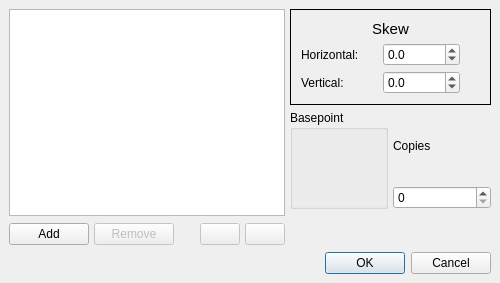
Old version of the form scribus/ui/transformdialogbase.ui in the repository scribusproject/scribus.
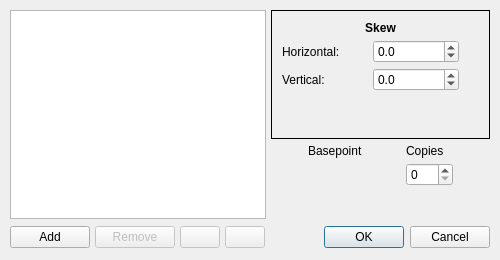
New version of the form. The open tabs and pages were chosen to show the change. Custom widgets are drawn as their Qt base class.

Commit message: Make Item Transform dialog a bit less ugly

What changed in the file:
```diff
--- a/scribus/ui/transformdialogbase.ui
+++ b/scribus/ui/transformdialogbase.ui
@@ -7,7 +7,7 @@
     <x>0</x>
     <y>0</y>
     <width>500</width>
-    <height>283</height>
+    <height>260</height>
    </rect>
   </property>
   <property name="minimumSize">
@@ -19,96 +19,14 @@
   <property name="windowTitle">
    <string>Transform</string>
   </property>
-  <layout class="QVBoxLayout">
-   <property name="leftMargin">
-    <number>9</number>
-   </property>
-   <property name="topMargin">
-    <number>9</number>
-   </property>
-   <property name="rightMargin">
-    <number>9</number>
-   </property>
-   <property name="bottomMargin">
-    <number>9</number>
-   </property>
+  <layout class="QVBoxLayout" name="verticalLayout_4">
    <item>
-    <layout class="QHBoxLayout">
+    <layout class="QHBoxLayout" name="horizontalLayout_2">
      <item>
-      <layout class="QVBoxLayout">
-       <item>
-        <widget class="QListWidget" name="transformSelector"/>
-       </item>
-       <item>
-        <layout class="QHBoxLayout">
-         <item>
-          <widget class="QPushButton" name="buttonAdd">
-           <property name="sizePolicy">
-            <sizepolicy hsizetype="Minimum" vsizetype="Fixed">
-             <horstretch>0</horstretch>
-             <verstretch>0</verstretch>
-            </sizepolicy>
-           </property>
-           <property name="text">
-            <string>Add</string>
-           </property>
-          </widget>
-         </item>
-         <item>
-          <widget class="QPushButton" name="buttonRemove">
-           <property name="enabled">
-            <bool>false</bool>
-           </property>
-           <property name="text">
-            <string>Remove</string>
-           </property>
-          </widget>
-         </item>
-         <item>
-          <spacer>
-           <property name="orientation">
-            <enum>Qt::Horizontal</enum>
-           </property>
-           <property name="sizeHint" stdset="0">
-            <size>
-             <width>21</width>
-             <height>26</height>
-            </size>
-           </property>
-          </spacer>
-         </item>
-         <item>
-          <widget class="QPushButton" name="buttonUp">
-           <property name="enabled">
-            <bool>false</bool>
-           </property>
-           <property name="text">
-            <string/>
-           </property>
-          </widget>
-         </item>
-         <item>
-          <widget class="QPushButton" name="buttonDown">
-           <property name="enabled">
-            <bool>false</bool>
-           </property>
-           <property name="sizePolicy">
-            <sizepolicy hsizetype="Fixed" vsizetype="Fixed">
-             <horstretch>0</horstretch>
-             <verstretch>0</verstretch>
-            </sizepolicy>
-           </property>
-           <property name="text">
-            <string/>
-           </property>
-          </widget>
-         </item>
-        </layout>
-       </item>
-      </layout>
+      <widget class="QListWidget" name="transformSelector"/>
      </item>
      <item>
-      <layout class="QVBoxLayout">
+      <layout class="QVBoxLayout" name="verticalLayout_3">
        <item>
         <widget class="QStackedWidget" name="transformStack">
          <property name="sizePolicy">
@@ -127,30 +45,15 @@
           <enum>QFrame::Panel</enum>
          </property>
          <property name="currentIndex">
-          <number>0</number>
+          <number>2</number>
          </property>
          <widget class="QWidget" name="blankPage"/>
          <widget class="QWidget" name="pageScale">
           <layout class="QGridLayout">
-           <item row="0" column="0" colspan="3">
-            <widget class="QLabel" name="ScalingStackLabel">
-             <property name="font">
-              <font>
-               <pointsize>11</pointsize>
-              </font>
-             </property>
+           <item row="2" column="0">
+            <widget class="QLabel" name="verticalScaleLabel">
              <property name="text">
-              <string>Scaling</string>
-             </property>
-             <property name="alignment">
-              <set>Qt::AlignCenter</set>
-             </property>
-            </widget>
-           </item>
-           <item row="1" column="0">
-            <widget class="QLabel" name="horizontalScaleLabel">
-             <property name="text">
-              <string>Horizontal:</string>
+              <string>Vertical:</string>
              </property>
             </widget>
            </item>
@@ -171,55 +74,17 @@
              <property name="suffix">
               <string> %</string>
              </property>
+             <property name="decimals">
+              <number>1</number>
+             </property>
              <property name="minimum">
-              <number>0</number>
+              <double>0.000000000000000</double>
              </property>
              <property name="maximum">
-              <number>1000</number>
+              <double>1000.000000000000000</double>
              </property>
              <property name="value">
-              <number>100</number>
-             </property>
-             <property name="decimals" stdset="0">
-              <number>1</number>
-             </property>
-            </widget>
-           </item>
-           <item row="1" column="2" rowspan="2">
-            <widget class="LinkButton" name="scaleLink">
-             <property name="sizePolicy">
-              <sizepolicy hsizetype="Fixed" vsizetype="Preferred">
-               <horstretch>0</horstretch>
-               <verstretch>0</verstretch>
-              </sizepolicy>
-             </property>
-             <property name="minimumSize">
-              <size>
-               <width>15</width>
-               <height>0</height>
-              </size>
-             </property>
-             <property name="maximumSize">
-              <size>
-               <width>15</width>
-               <height>16777215</height>
-              </size>
-             </property>
-             <property name="text">
-              <string/>
-             </property>
-             <property name="checkable">
-              <bool>true</bool>
-             </property>
-             <property name="autoRaise">
-              <bool>true</bool>
-             </property>
-            </widget>
-           </item>
-           <item row="2" column="0">
-            <widget class="QLabel" name="verticalScaleLabel">
-             <property name="text">
-              <string>Vertical:</string>
+              <double>100.000000000000000</double>
              </property>
             </widget>
            </item>
@@ -240,39 +105,91 @@
              <property name="suffix">
               <string> %</string>
              </property>
+             <property name="decimals">
+              <number>1</number>
+             </property>
              <property name="minimum">
-              <number>0</number>
+              <double>0.000000000000000</double>
              </property>
              <property name="maximum">
-              <number>1000</number>
+              <double>1000.000000000000000</double>
              </property>
              <property name="value">
-              <number>100</number>
+              <double>100.000000000000000</double>
              </property>
-             <property name="decimals" stdset="0">
-              <number>1</number>
+            </widget>
+           </item>
+           <item row="1" column="0">
+            <widget class="QLabel" name="horizontalScaleLabel">
+             <property name="text">
+              <string>Horizontal:</string>
              </property>
             </widget>
            </item>
+           <item row="1" column="2" rowspan="2">
+            <widget class="LinkButton" name="scaleLink">
+             <property name="sizePolicy">
+              <sizepolicy hsizetype="Fixed" vsizetype="Preferred">
+               <horstretch>0</horstretch>
+               <verstretch>0</verstretch>
+              </sizepolicy>
+             </property>
+             <property name="minimumSize">
+              <size>
+               <width>15</width>
+               <height>0</height>
+              </size>
+             </property>
+             <property name="maximumSize">
+              <size>
+               <width>15</width>
+               <height>16777215</height>
+              </size>
+             </property>
+             <property name="text">
+              <string/>
+             </property>
+             <property name="checkable">
+              <bool>true</bool>
+             </property>
+             <property name="autoRaise">
+              <bool>true</bool>
+             </property>
+            </widget>
+           </item>
+           <item row="0" column="0" colspan="3">
+            <widget class="QLabel" name="ScalingStackLabel">
+             <property name="font">
+              <font>
+               <weight>75</weight>
+               <bold>true</bold>
+              </font>
+             </property>
+             <property name="text">
+              <string>Scaling</string>
+             </property>
+             <property name="alignment">
+              <set>Qt::AlignCenter</set>
+             </property>
+            </widget>
+           </item>
+           <item row="3" column="1">
+            <spacer name="verticalSpacer_5">
+             <property name="orientation">
+              <enum>Qt::Vertical</enum>
+             </property>
+             <property name="sizeHint" stdset="0">
+              <size>
+               <width>20</width>
+               <height>40</height>
+              </size>
+             </property>
+            </spacer>
+           </item>
           </layout>
          </widget>
          <widget class="QWidget" name="pageTranslate">
           <layout class="QGridLayout">
-           <item row="0" column="0" colspan="2">
-            <widget class="QLabel" name="TranslationStackLabel">
-             <property name="font">
-              <font>
-               <pointsize>11</pointsize>
-              </font>
-             </property>
-             <property name="text">
-              <string>Translation</string>
-             </property>
-             <property name="alignment">
-              <set>Qt::AlignCenter</set>
-             </property>
-            </widget>
-           </item>
            <item row="1" column="0">
             <widget class="QLabel" name="translateHorizontalLabel">
              <property name="text">
@@ -283,10 +200,10 @@
            <item row="1" column="1">
             <widget class="ScrSpinBox" name="translateHorizontal">
              <property name="minimum">
-              <number>-30000</number>
+              <double>-30000.000000000000000</double>
              </property>
              <property name="maximum">
-              <number>30000</number>
+              <double>30000.000000000000000</double>
              </property>
             </widget>
            </item>
@@ -297,16 +214,45 @@
              </property>
             </widget>
            </item>
+           <item row="0" column="0" colspan="2">
+            <widget class="QLabel" name="TranslationStackLabel">
+             <property name="font">
+              <font>
+               <weight>75</weight>
+               <bold>true</bold>
+              </font>
+             </property>
+             <property name="text">
+              <string>Translation</string>
+             </property>
+             <property name="alignment">
+              <set>Qt::AlignCenter</set>
+             </property>
+            </widget>
+           </item>
            <item row="2" column="1">
             <widget class="ScrSpinBox" name="translateVertical">
              <property name="minimum">
-              <number>-30000</number>
+              <double>-30000.000000000000000</double>
              </property>
              <property name="maximum">
-              <number>30000</number>
+              <double>30000.000000000000000</double>
              </property>
             </widget>
            </item>
+           <item row="3" column="0">
+            <spacer name="verticalSpacer_6">
+             <property name="orientation">
+              <enum>Qt::Vertical</enum>
+             </property>
+             <property name="sizeHint" stdset="0">
+              <size>
+               <width>20</width>
+               <height>40</height>
+              </size>
+             </property>
+            </spacer>
+           </item>
           </layout>
          </widget>
          <widget class="QWidget" name="pageRotate">
@@ -315,7 +261,8 @@
             <widget class="QLabel" name="RotateStackLabel">
              <property name="font">
               <font>
-               <pointsize>11</pointsize>
+               <weight>75</weight>
+               <bold>true</bold>
               </font>
              </property>
              <property name="text">
@@ -326,6 +273,19 @@
              </property>
             </widget>
            </item>
+           <item row="2" column="1">
+            <spacer name="verticalSpacer_3">
+             <property name="orientation">
+              <enum>Qt::Vertical</enum>
+             </property>
+             <property name="sizeHint" stdset="0">
+              <size>
+               <width>20</width>
+               <height>40</height>
+              </size>
+             </property>
+            </spacer>
+           </item>
            <item row="1" column="0">
             <widget class="QLabel" name="rotationValueLabel">
              <property name="text">
@@ -335,14 +295,14 @@
            </item>
            <item row="1" column="1">
             <widget class="ScrSpinBox" name="rotationValue">
+             <property name="decimals">
+              <number>1</number>
+             </property>
              <property name="minimum">
-              <number>-360</number>
+              <double>-360.000000000000000</double>
              </property>
              <property name="maximum">
-              <number>360</number>
-             </property>
-             <property name="decimals" stdset="0">
-              <number>1</number>
+              <double>360.000000000000000</double>
              </property>
             </widget>
            </item>
@@ -350,41 +310,6 @@
          </widget>
          <widget class="QWidget" name="Seite">
           <layout class="QGridLayout">
-           <item row="0" column="0" colspan="3">
-            <widget class="QLabel" name="SkewStackLabel">
-             <property name="font">
-              <font>
-               <pointsize>11</pointsize>
-              </font>
-             </property>
-             <property name="text">
-              <string>Skew</string>
-             </property>
-             <property name="alignment">
-              <set>Qt::AlignCenter</set>
-             </property>
-            </widget>
-           </item>
-           <item row="1" column="0">
-            <widget class="QLabel" name="horizontalSkewLabel">
-             <property name="text">
-              <string>Horizontal:</string>
-             </property>
-            </widget>
-           </item>
-           <item row="1" column="1">
-            <widget class="ScrSpinBox" name="horizontalSkew">
-             <property name="minimum">
-              <number>-89</number>
-             </property>
-             <property name="maximum">
-              <number>89</number>
-             </property>
-             <property name="decimals" stdset="0">
-              <number>1</number>
-             </property>
-            </widget>
-           </item>
            <item row="1" column="2" rowspan="2">
             <widget class="LinkButton" name="linkSkew">
              <property name="sizePolicy">
@@ -416,53 +341,143 @@
              </property>
             </widget>
            </item>
-           <item row="2" column="0">
-            <widget class="QLabel" name="verticalSkewLabel">
+           <item row="1" column="1">
+            <widget class="ScrSpinBox" name="horizontalSkew">
+             <property name="decimals">
+              <number>1</number>
+             </property>
+             <property name="minimum">
+              <double>-89.000000000000000</double>
+             </property>
+             <property name="maximum">
+              <double>89.000000000000000</double>
+             </property>
+            </widget>
+           </item>
+           <item row="1" column="0">
+            <widget class="QLabel" name="horizontalSkewLabel">
              <property name="text">
-              <string>Vertical:</string>
+              <string>Horizontal:</string>
              </property>
             </widget>
            </item>
            <item row="2" column="1">
             <widget class="ScrSpinBox" name="verticalSkew">
+             <property name="decimals">
+              <number>1</number>
+             </property>
              <property name="minimum">
-              <number>-89</number>
+              <double>-89.000000000000000</double>
              </property>
              <property name="maximum">
-              <number>89</number>
+              <double>89.000000000000000</double>
              </property>
-             <property name="decimals" stdset="0">
-              <number>1</number>
+            </widget>
+           </item>
+           <item row="2" column="0">
+            <widget class="QLabel" name="verticalSkewLabel">
+             <property name="text">
+              <string>Vertical:</string>
              </property>
             </widget>
            </item>
+           <item row="0" column="0" colspan="3">
+            <widget class="QLabel" name="SkewStackLabel">
+             <property name="font">
+              <font>
+               <weight>75</weight>
+               <bold>true</bold>
+              </font>
+             </property>
+             <property name="text">
+              <string>Skew</string>
+             </property>
+             <property name="alignment">
+              <set>Qt::AlignCenter</set>
+             </property>
+            </widget>
+           </item>
+           <item row="3" column="1">
+            <spacer name="verticalSpacer_4">
+             <property name="orientation">
+              <enum>Qt::Vertical</enum>
+             </property>
+             <property name="sizeHint" stdset="0">
+              <size>
+               <width>20</width>
+               <height>40</height>
+              </size>
+             </property>
+            </spacer>
+           </item>
           </layout>
          </widget>
         </widget>
        </item>
        <item>
-        <layout class="QHBoxLayout">
+        <layout class="QHBoxLayout" name="horizontalLayout">
          <item>
-          <widget class="QGroupBox" name="RotationGroup">
-           <property name="title">
-            <string>Basepoint</string>
+          <spacer name="horizontalSpacer">
+           <property name="orientation">
+            <enum>Qt::Horizontal</enum>
            </property>
-           <layout class="QVBoxLayout">
-            <item>
-             <widget class="BasePointWidget" name="basePoint" native="true">
-              <property name="minimumSize">
-               <size>
-                <width>56</width>
-                <height>56</height>
-               </size>
-              </property>
-             </widget>
-            </item>
-           </layout>
-          </widget>
+           <property name="sizeHint" stdset="0">
+            <size>
+             <width>0</width>
+             <height>0</height>
+            </size>
+           </property>
+          </spacer>
          </item>
          <item>
-          <layout class="QVBoxLayout">
+          <layout class="QVBoxLayout" name="verticalLayout">
+           <item>
+            <widget class="QLabel" name="label_10">
+             <property name="text">
+              <string>Basepoint</string>
+             </property>
+            </widget>
+           </item>
+           <item>
+            <widget class="BasePointWidget" name="basePoint" native="true">
+             <property name="minimumSize">
+              <size>
+               <width>56</width>
+               <height>56</height>
+              </size>
+             </property>
+            </widget>
+           </item>
+           <item>
+            <spacer name="verticalSpacer_2">
+             <property name="orientation">
+              <enum>Qt::Vertical</enum>
+             </property>
+             <property name="sizeHint" stdset="0">
+              <size>
+               <width>0</width>
+               <height>0</height>
+              </size>
+             </property>
+            </spacer>
+           </item>
+          </layout>
+         </item>
+         <item>
+          <spacer name="horizontalSpacer_3">
+           <property name="orientation">
+            <enum>Qt::Horizontal</enum>
+           </property>
+           <property name="sizeHint" stdset="0">
+            <size>
+             <width>0</width>
+             <height>0</height>
+            </size>
+           </property>
+          </spacer>
+         </item>
+         <item>
+          <layout class="QVBoxLayout" name="verticalLayout_2">
            <item>
             <widget class="QLabel" name="label_9">
              <property name="text">
@@ -480,8 +495,34 @@
              </property>
             </widget>
            </item>
+           <item>
+            <spacer name="verticalSpacer">
+             <property name="orientation">
+              <enum>Qt::Vertical</enum>
+             </property>
+             <property name="sizeHint" stdset="0">
+              <size>
+               <width>0</width>
+               <height>0</height>
+              </size>
+             </property>
+            </spacer>
+           </item>
           </layout>
          </item>
+         <item>
+          <spacer name="horizontalSpacer_2">
+           <property name="orientation">
+            <enum>Qt::Horizontal</enum>
+           </property>
+           <property name="sizeHint" stdset="0">
+            <size>
+             <width>0</width>
+             <height>0</height>
+            </size>
+           </property>
+          </spacer>
+         </item>
         </layout>
        </item>
        <item>
@@ -489,10 +530,13 @@
          <property name="orientation">
           <enum>Qt::Vertical</enum>
          </property>
+         <property name="sizeType">
+          <enum>QSizePolicy::MinimumExpanding</enum>
+         </property>
          <property name="sizeHint" stdset="0">
           <size>
-           <width>31</width>
-           <height>21</height>
+           <width>0</width>
+           <height>0</height>
           </size>
          </property>
         </spacer>
@@ -502,14 +546,80 @@
     </layout>
    </item>
    <item>
-    <widget class="QDialogButtonBox" name="buttonBox">
-     <property name="orientation">
-      <enum>Qt::Horizontal</enum>
-     </property>
-     <property name="standardButtons">
-      <set>QDialogButtonBox::Cancel|QDialogButtonBox::Ok</set>
-     </property>
-    </widget>
+    <layout class="QHBoxLayout" name="horizontalLayout_3">
+     <item>
+      <widget class="QPushButton" name="buttonAdd">
+       <property name="sizePolicy">
+        <sizepolicy hsizetype="Minimum" vsizetype="Fixed">
+         <horstretch>0</horstretch>
+         <verstretch>0</verstretch>
+        </sizepolicy>
+       </property>
+       <property name="text">
+        <string>Add</string>
+       </property>
+      </widget>
+     </item>
+     <item>
+      <widget class="QPushButton" name="buttonRemove">
+       <property name="enabled">
+        <bool>false</bool>
+       </property>
+       <property name="text">
+        <string>Remove</string>
+       </property>
+      </widget>
+     </item>
+     <item>
+      <widget class="QPushButton" name="buttonUp">
+       <property name="enabled">
+        <bool>false</bool>
+       </property>
+       <property name="text">
+        <string/>
+       </property>
+      </widget>
+     </item>
+     <item>
+      <widget class="QPushButton" name="buttonDown">
+       <property name="enabled">
+        <bool>false</bool>
+       </property>
+       <property name="sizePolicy">
+        <sizepolicy hsizetype="Fixed" vsizetype="Fixed">
+         <horstretch>0</horstretch>
+         <verstretch>0</verstretch>
+        </sizepolicy>
+       </property>
+       <property name="text">
+        <string/>
+       </property>
+      </widget>
+     </item>
+     <item>
+      <spacer>
+       <property name="orientation">
+        <enum>Qt::Horizontal</enum>
+       </property>
+       <property name="sizeHint" stdset="0">
+        <size>
+         <width>21</width>
+         <height>26</height>
+        </size>
+       </property>
+      </spacer>
+     </item>
+     <item>
+      <widget class="QDialogButtonBox" name="buttonBox">
+       <property name="orientation">
+        <enum>Qt::Horizontal</enum>
+       </property>
+       <property name="standardButtons">
+        <set>QDialogButtonBox::Cancel|QDialogButtonBox::Ok</set>
+       </property>
+      </widget>
+     </item>
+    </layout>
    </item>
   </layout>
  </widget>
```
